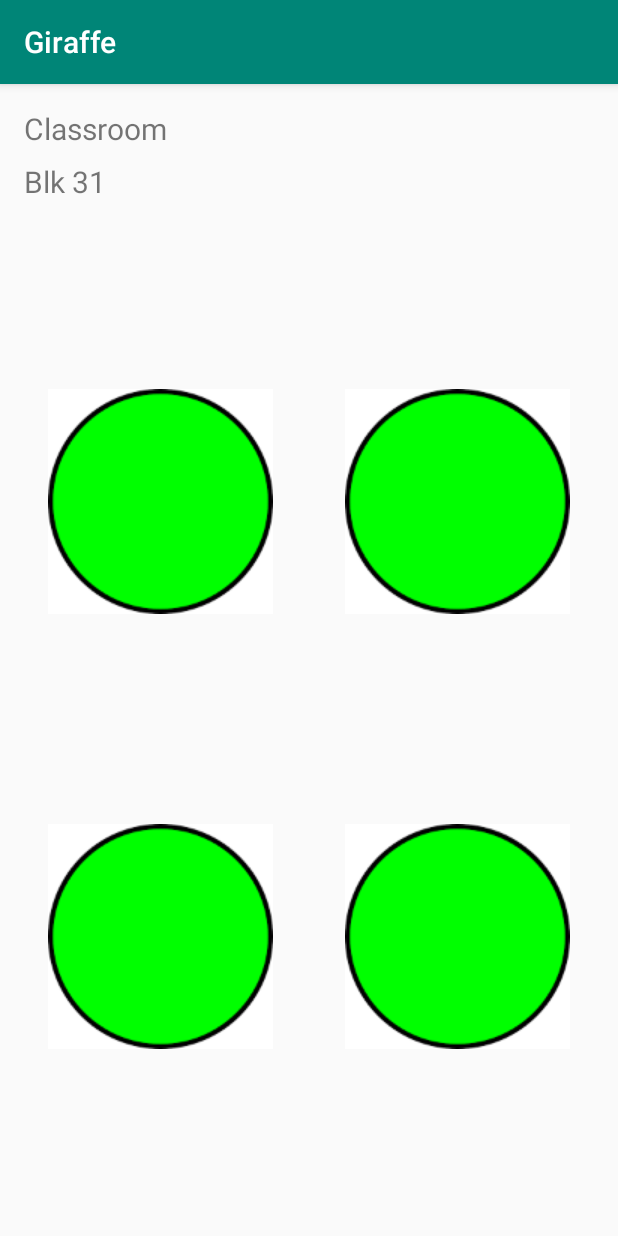
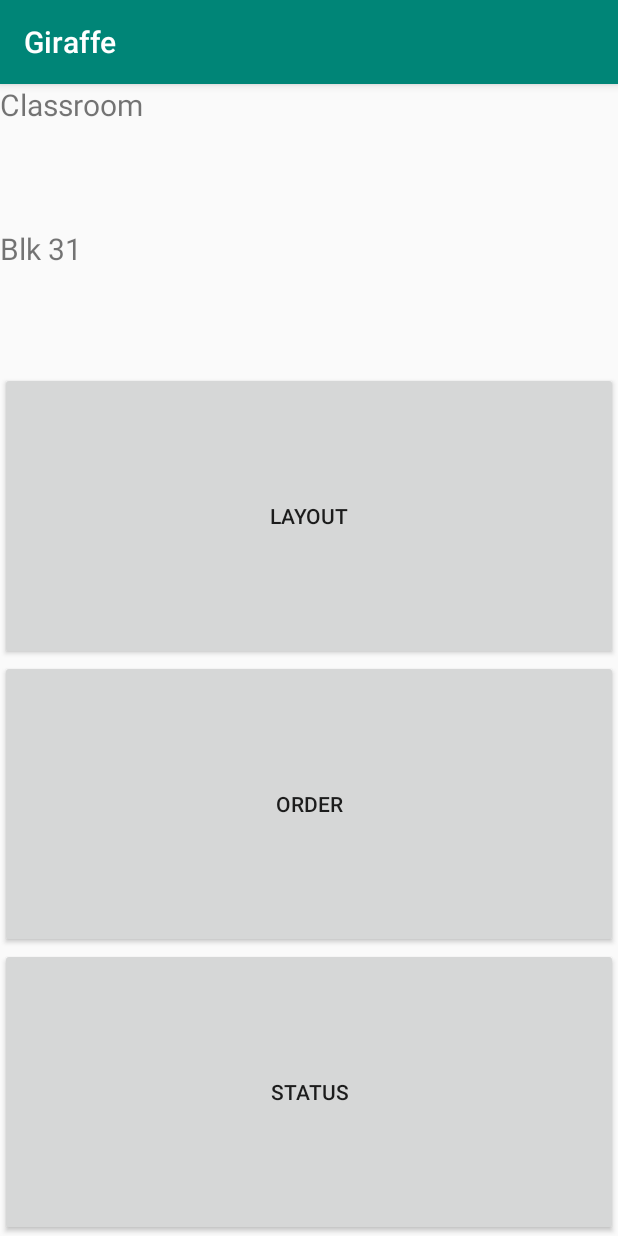
Before and after one commit to zyantoh/giraffe, an Android app: the screen it shows after launch (MapActivity before the commit, SelectActivity after it), after a tap on "Classroom", on a phone screen of 412 x 824 dp. Run offline under Robolectric (Android 15) with nearby library versions, the phone set to English and light mode, and no system bars.

Commit message:
Done with SelectActivity

```diff
--- a/android/app/src/main/AndroidManifest.xml
+++ b/android/app/src/main/AndroidManifest.xml
@@ -9,7 +9,8 @@
         android:roundIcon="@mipmap/ic_launcher_round"
         android:supportsRtl="true"
         android:theme="@style/AppTheme">
-        <activity android:name=".EmptyActivity"></activity>
+        <activity android:name=".SelectActivity"></activity>
+        <activity android:name=".EmptyActivity" />
         <activity android:name=".MapActivity" />
         <activity android:name=".MainActivity">
             <intent-filter>
--- a/android/app/src/main/java/com/giraffe/RecyclerAdapter.kt
+++ b/android/app/src/main/java/com/giraffe/RecyclerAdapter.kt
@@ -44,7 +44,7 @@ class RecyclerAdapter : RecyclerView.Adapter<RecyclerAdapter.ViewHolder>() {
         viewHolder.itemView.setOnClickListener { v: View  ->
             if (viewHolder.Title.text == "Classroom")
             {
-                val intent = Intent( viewHolder.itemView.context, MapActivity::class.java)
+                val intent = Intent( viewHolder.itemView.context, SelectActivity::class.java)
                 val title = viewHolder.Title.text
                 val detail = viewHolder.Detail.text
                 intent.putExtra("title", title)
--- /dev/null
+++ b/android/app/src/main/java/com/giraffe/SelectActivity.kt
@@ -0,0 +1,46 @@
+package com.giraffe
+
+import android.content.Intent
+import androidx.appcompat.app.AppCompatActivity
+import android.os.Bundle
+import android.widget.Button
+import android.widget.TextView
+
+class SelectActivity : AppCompatActivity() {
+
+    override fun onCreate(savedInstanceState: Bundle?) {
+        super.onCreate(savedInstanceState)
+        setContentView(R.layout.activity_select)
+
+        val retrieve1 = intent.getStringExtra("title")
+        val title: TextView
+        title = findViewById(R.id.textView8)
+        title.setText(retrieve1)
+        val retrieve2 = intent.getStringExtra("detail")
+        val detail: TextView
+        detail = findViewById(R.id.textView9)
+        detail.setText(retrieve2)
+
+        val button = findViewById<Button>(R.id.button)
+        button.setOnClickListener {
+            val intent = Intent( this, MapActivity::class.java)
+            intent.putExtra("title", title.text)
+            intent.putExtra("detail", detail.text)
+            this.startActivity(intent)
+        }
+        val button2 = findViewById<Button>(R.id.button2)
+        button2.setOnClickListener {
+            val intent = Intent( this, MapActivity::class.java)
+            intent.putExtra("title", title.text)
+            intent.putExtra("detail", detail.text)
+            this.startActivity(intent)
+        }
+        val button3 = findViewById<Button>(R.id.button3)
+        button3.setOnClickListener {
+            val intent = Intent( this, MapActivity::class.java)
+            intent.putExtra("title", title.text)
+            intent.putExtra("detail", detail.text)
+            this.startActivity(intent)
+        }
+    }
+}
--- /dev/null
+++ b/android/app/src/main/res/layout/activity_select.xml
@@ -0,0 +1,83 @@
+<?xml version="1.0" encoding="utf-8"?>
+<LinearLayout xmlns:android="http://schemas.android.com/apk/res/android"
+    xmlns:app="http://schemas.android.com/apk/res-auto"
+    xmlns:tools="http://schemas.android.com/tools"
+    android:layout_width="match_parent"
+    android:layout_height="match_parent"
+    android:layout_weight="4"
+    android:orientation="vertical"
+    tools:context=".SelectActivity">
+
+    <LinearLayout
+        android:layout_width="match_parent"
+        android:layout_height="match_parent"
+        android:layout_weight="1"
+        android:orientation="horizontal">
+
+        <LinearLayout
+            android:layout_width="match_parent"
+            android:layout_height="match_parent"
+            android:layout_weight="1"
+            android:orientation="vertical">
+
+            <TextView
+                android:id="@+id/textView8"
+                android:layout_width="match_parent"
+                android:layout_height="wrap_content"
+                android:layout_weight="1"
+                android:text="TextView"
+                android:textSize="20sp" />
+
+            <TextView
+                android:id="@+id/textView9"
+                android:layout_width="match_parent"
+                android:layout_height="wrap_content"
+                android:layout_weight="1"
+                android:text="TextView"
+                android:textSize="20sp" />
+        </LinearLayout>
+
+    </LinearLayout>
+
+    <LinearLayout
+        android:layout_width="match_parent"
+        android:layout_height="match_parent"
+        android:layout_weight="1"
+        android:orientation="horizontal">
+
+        <Button
+            android:id="@+id/button"
+            android:layout_width="match_parent"
+            android:layout_height="match_parent"
+            android:layout_weight="1"
+            android:text="Layout" />
+    </LinearLayout>
+
+    <LinearLayout
+        android:layout_width="match_parent"
+        android:layout_height="match_parent"
+        android:layout_weight="1"
+        android:orientation="horizontal">
+
+        <Button
+            android:id="@+id/button2"
+            android:layout_width="match_parent"
+            android:layout_height="match_parent"
+            android:layout_weight="1"
+            android:text="Order" />
+    </LinearLayout>
+
+    <LinearLayout
+        android:layout_width="match_parent"
+        android:layout_height="match_parent"
+        android:layout_weight="1"
+        android:orientation="horizontal">
+
+        <Button
+            android:id="@+id/button3"
+            android:layout_width="match_parent"
+            android:layout_height="match_parent"
+            android:layout_weight="1"
+            android:text="Status" />
+    </LinearLayout>
+</LinearLayout>
```
